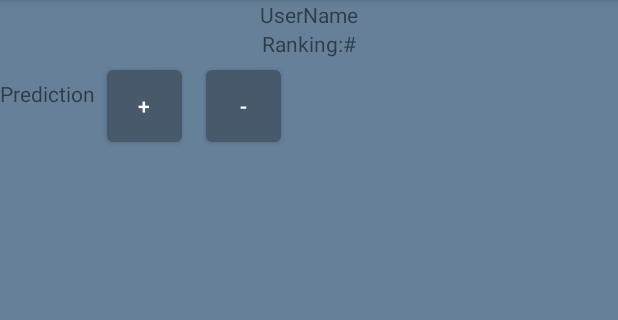
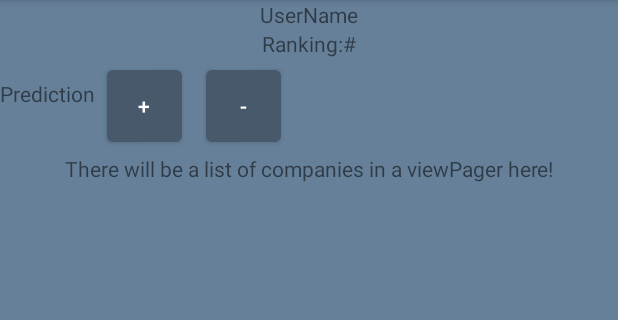
Before and after one commit to alperenugus/InvestSmart, an Android app: the fragment InvestFragment placed in its activity, on a phone screen of 412 x 824 dp, the part 84-404 px from its top. Run offline under Robolectric (Android 15) with nearby library versions, the phone set to English and light mode, and no system bars.

Commit message:
Added TextViews to the FavCompaniesFragment and InvestFragment to state that there will be viewPagers there.

```diff
--- a/app/src/main/res/layout/invest.xml
+++ b/app/src/main/res/layout/invest.xml
@@ -52,5 +52,13 @@
             android:textColor="#FFFFFF" />
     </LinearLayout>
 
+    <TextView
+        android:layout_width="match_parent"
+        android:layout_height="wrap_content"
+        android:gravity="center"
+        android:text="There will be a list of companies in a viewPager here!">
+
+    </TextView>
+
 
 </LinearLayout>
```
Also changed, not shown: app/src/main/res/layout/favorite_companies.xml (+7 -0 lines).
